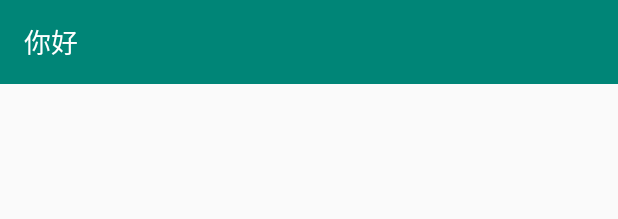
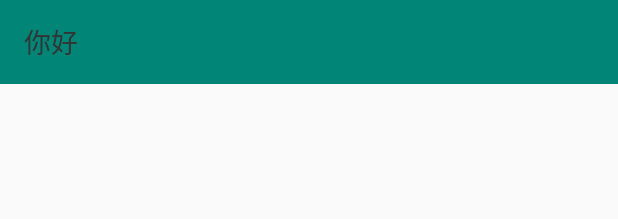
Before and after one commit to SunshineXyq/AndroidStudy, an Android app: the layout toolbar.xml on its own in the app's theme, with its tools: preview values and no code run, on a phone screen of 412 x 824 dp. Shown: the top 219 px of the screen. Run offline under Robolectric (Android 15) with nearby library versions, the phone set to English and light mode, and no system bars.

Commit message:
设置splash页面全局主题

```diff
--- a/app/src/main/AndroidManifest.xml
+++ b/app/src/main/AndroidManifest.xml
@@ -10,7 +10,8 @@
         android:roundIcon="@mipmap/ic_launcher_round"
         android:supportsRtl="true"
         android:theme="@style/AppTheme">
-        <activity android:name=".modules.main.ui.SplashActivity">
+        <activity android:name=".modules.main.ui.SplashActivity"
+            android:theme="@style/SplashTheme">
             <intent-filter>
                 <action android:name="android.intent.action.MAIN" />
                 <action android:name="android.intent.action.VIEW"/>
--- a/app/src/main/java/com/sunshinexu/mobilelearn/MainActivity.java
+++ b/app/src/main/java/com/sunshinexu/mobilelearn/MainActivity.java
@@ -1,6 +1,7 @@
 package com.sunshinexu.mobilelearn;
 
 import android.os.Bundle;
+import android.util.Log;
 
 import com.sunshinexu.mobilelearn.base.activity.BaseActivity;
 import com.sunshinexu.mobilelearn.modules.main.contract.MainContract;
@@ -9,10 +10,12 @@ import com.sunshinexu.mobilelearn.modules.main.presenter.MainPresenter;
 
 public class MainActivity extends BaseActivity<MainPresenter> implements MainContract.View {
 
+    private static final String TAG = "MainActivity";
+
     @Override
     protected void onCreate(Bundle savedInstanceState) {
         super.onCreate(savedInstanceState);
-        System.out.println("main");
+        Log.d(TAG, "onCreate: ");
     }
     protected int getLayoutId(){
         return R.layout.activity_main;
--- a/app/src/main/java/com/sunshinexu/mobilelearn/core/http/HttpHelperImpl.java
+++ b/app/src/main/java/com/sunshinexu/mobilelearn/core/http/HttpHelperImpl.java
@@ -19,7 +19,6 @@ public class HttpHelperImpl implements HttpHelper {
 
     @Override
     public Observable<BaseResponse<ArticleListData>> getArticleList(int num) {
-        //return mApiService.getArticleList(num);
-        return null;
+        return mApiService.getArticleList(num);
     }
 }
--- a/app/src/main/java/com/sunshinexu/mobilelearn/modules/main/contract/MainContract.java
+++ b/app/src/main/java/com/sunshinexu/mobilelearn/modules/main/contract/MainContract.java
@@ -5,12 +5,15 @@ import android.view.View;
 import com.sunshinexu.mobilelearn.base.presenter.IPresenter;
 import com.sunshinexu.mobilelearn.base.view.IView;
 
+/**
+ * 约束管理，方便类的查找和维护
+ */
 public interface MainContract {
     interface View extends IView{
 
     }
 
-    //传递的是上个接口的 View
+    //传递的是上个接口的 View，MainPresenter 继承 BasePresenter 实现此接口
     interface Presenter extends IPresenter<View>{
         void logout();
         void setNightMode(boolean isNightMode);
--- a/app/src/main/java/com/sunshinexu/mobilelearn/modules/main/presenter/MainPresenter.java
+++ b/app/src/main/java/com/sunshinexu/mobilelearn/modules/main/presenter/MainPresenter.java
@@ -6,10 +6,9 @@ import com.sunshinexu.mobilelearn.modules.main.contract.MainContract;
 import javax.inject.Inject;
 
 public class MainPresenter extends BasePresenter<MainContract.View> implements MainContract.Presenter {
-
     @Inject
     MainPresenter(){
-
+        System.out.println("MainPresenter构造方法");
     }
 
     @Override
--- a/app/src/main/res/layout/toolbar.xml
+++ b/app/src/main/res/layout/toolbar.xml
@@ -30,7 +30,7 @@
             android:singleLine="true"
             android:textSize="18sp"
             android:text="你好"
-            android:textColor="@color/white"
+            android:textColor="#333333"
            />
     </android.support.v7.widget.Toolbar>
 
--- a/app/src/main/res/values/styles.xml
+++ b/app/src/main/res/values/styles.xml
@@ -1,15 +1,15 @@
 <resources>
 
     <!-- Base application theme. -->
-    <style name="AppTheme" parent="Theme.AppCompat.Light.DarkActionBar">
+    <style name="AppTheme" parent="Theme.AppCompat.DayNight.NoActionBar"> <!--设置夜间主题-->
         <!-- Customize your theme here. -->
         <item name="colorPrimary">@color/colorPrimary</item>
-        <item name="colorPrimaryDark">@color/colorPrimaryDark</item>
+        <item name="colorPrimaryDark">@color/colorPrimaryDark</item>  <!--状态栏背景色-->
         <item name="colorAccent">@color/colorAccent</item>
     </style>
 
     <style name="ToolBarStyle" parent="Theme.AppCompat.Light.NoActionBar">
-        <item name="popupTheme">@style/ToolbarPopupTheme</item>
+        <item name="popupTheme">@style/ToolbarPopupTheme</item>  <!--自定义菜单弹出样式-->
         <item name="theme">@style/ToolbarTheme</item>
     </style>
 
@@ -23,4 +23,9 @@
         <item name="android:textColor">#000000</item>
     </style>
 
+    <style name="SplashTheme" parent="Theme.AppCompat.DayNight.NoActionBar">
+        <item name="android:windowFullscreen">true</item>
+    </style>
+
+
 </resources>
```
Also changed, not shown: app/src/main/java/com/sunshinexu/mobilelearn/base/activity/AbstractSimpleActivity.java (+6 -2 lines), app/src/main/java/com/sunshinexu/mobilelearn/base/activity/BaseActivity.java (+10 -0 lines), app/src/main/java/com/sunshinexu/mobilelearn/base/presenter/BasePresenter.java (+7 -3 lines).
